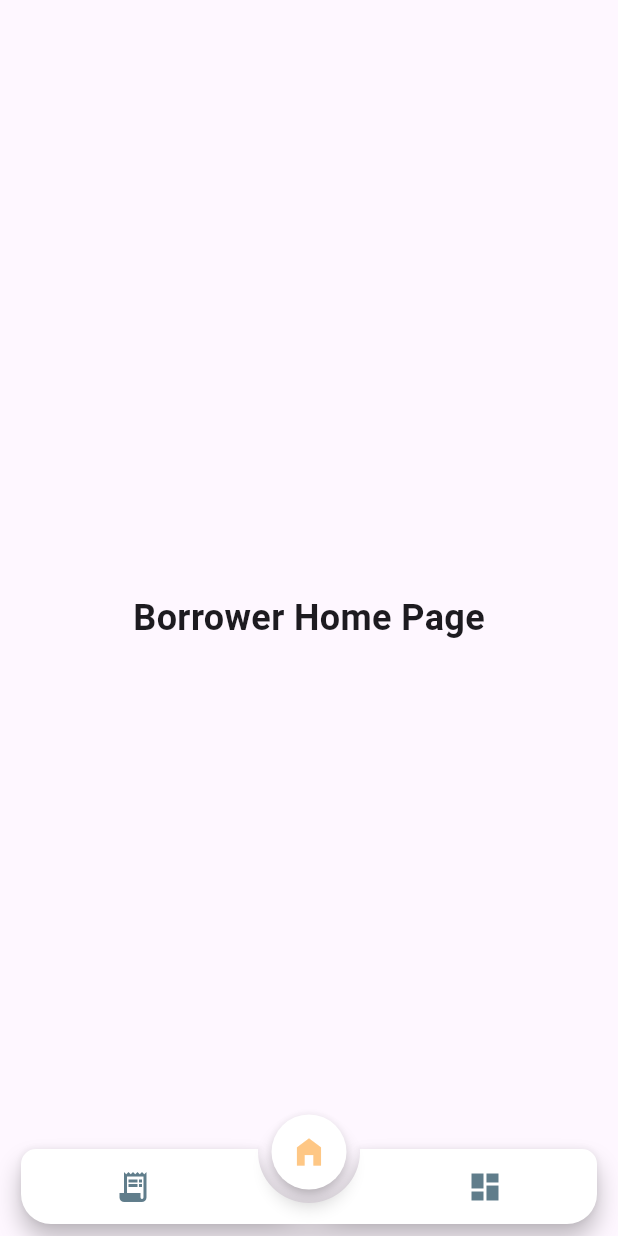
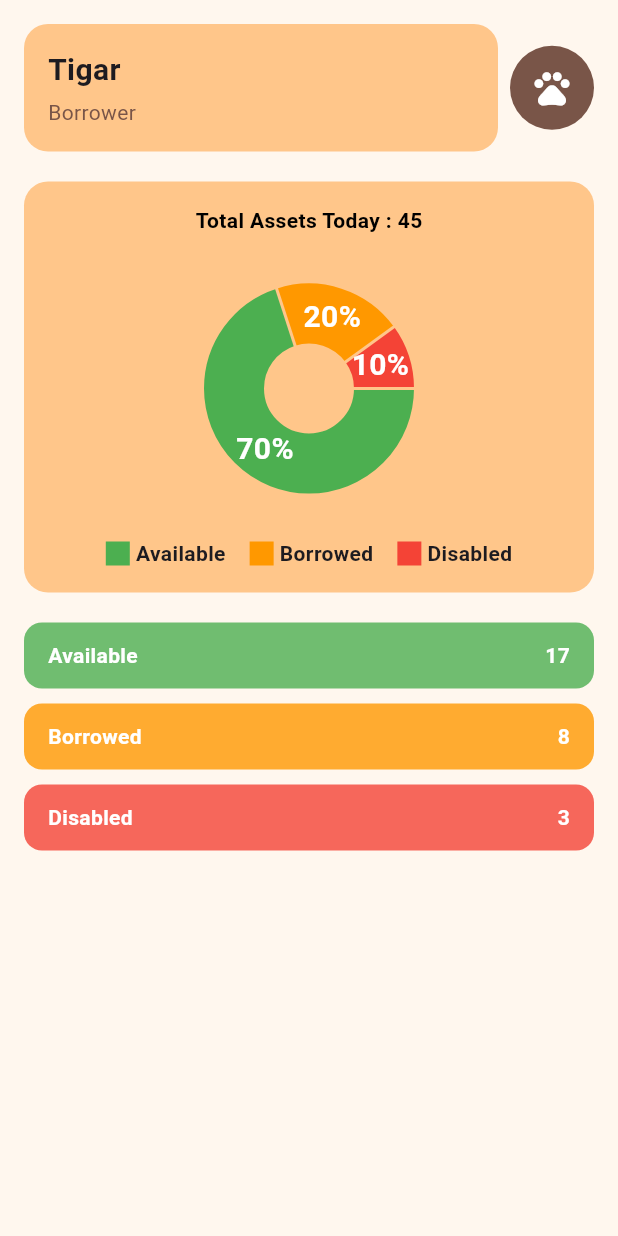
Before and after one commit to kimmysoybad404/project_mobile, a Flutter app: the screen it shows after launch, on a phone screen of 412 x 824 dp. Run offline on Flutter 3.47's test engine with Material 3 defaults, Android fonts, the light colour scheme and no system bars; drawn by our look-alikes of animated_notch_bottom_bar, fl_chart.

Commit message:
Finish Demo : dashboard

```diff
--- a/lib/Borrower/dashboard_page.dart
+++ b/lib/Borrower/dashboard_page.dart
@@ -0,0 +1,204 @@
+import 'package:flutter/material.dart';
+import 'package:fl_chart/fl_chart.dart';
+
+class DashboardPage extends StatefulWidget {
+  const DashboardPage({super.key});
+
+  @override
+  State<DashboardPage> createState() => _DashboardPageState();
+}
+
+class _DashboardPageState extends State<DashboardPage> {
+  @override
+  Widget build(BuildContext context) {
+    return Scaffold(
+      backgroundColor: const Color(0xFFFFF7EE),
+      body: SafeArea(
+        child: SingleChildScrollView(
+          padding: const EdgeInsets.all(16),
+          child: Column(
+            crossAxisAlignment: CrossAxisAlignment.center,
+            children: [
+              // 🟧 Header Row (Box + Avatar)
+              Row(
+                crossAxisAlignment: CrossAxisAlignment.center,
+                children: [
+                  // 🟠 Name Box (Tigar, Borrower)
+                  Expanded(
+                    flex: 7,
+                    child: Container(
+                      decoration: BoxDecoration(
+                        color: const Color(0xFFFFC68A),
+                        borderRadius: BorderRadius.circular(16),
+                      ),
+                      padding: const EdgeInsets.all(16),
+                      child: const Column(
+                        crossAxisAlignment: CrossAxisAlignment.start,
+                        children: [
+                          Text(
+                            "Tigar",
+                            style: TextStyle(
+                              fontSize: 20,
+                              fontWeight: FontWeight.bold,
+                            ),
+                          ),
+                          SizedBox(height: 4),
+                          Text(
+                            "Borrower",
+                            style: TextStyle(color: Colors.brown),
+                          ),
+                        ],
+                      ),
+                    ),
+                  ),
+
+                  // 🟤 Add small horizontal spacing (closer than before)
+                  const SizedBox(width: 8),
+
+                  // 🟤 Avatar outside box but close
+                  const CircleAvatar(
+                    radius: 28,
+                    backgroundColor: Colors.brown,
+                    child: Icon(Icons.pets, color: Colors.white, size: 28),
+                  ),
+                ],
+              ),
+              const SizedBox(height: 20),
+
+              // 🟧 Pie Chart Section
+              Container(
+                decoration: BoxDecoration(
+                  color: const Color(0xFFFFC68A),
+                  borderRadius: BorderRadius.circular(16),
+                ),
+                padding: const EdgeInsets.all(16),
+                child: Column(
+                  children: [
+                    const Text(
+                      "Total Assets Today : 45",
+                      style: TextStyle(
+                        fontWeight: FontWeight.bold,
+                        color: Colors.black,
+                      ),
+                    ),
+                    const SizedBox(height: 12),
+
+                    // Pie Chart
+                    SizedBox(
+                      height: 180,
+                      child: PieChart(
+                        PieChartData(
+                          sectionsSpace: 2,
+                          centerSpaceRadius: 30,
+                          sections: [
+                            PieChartSectionData(
+                              color: Colors.green,
+                              value: 70,
+                              title: '70%',
+                              titleStyle: const TextStyle(
+                                color: Colors.white,
+                                fontWeight: FontWeight.bold,
+                                fontSize: 20,
+                              ),
+                            ),
+                            PieChartSectionData(
+                              color: Colors.orange,
+                              value: 20,
+                              title: '20%',
+                              titleStyle: const TextStyle(
+                                color: Colors.white,
+                                fontWeight: FontWeight.bold,
+                                fontSize: 20),
+                            ),
+                            PieChartSectionData(
+                              color: Colors.red,
+                              value: 10,
+                              title: '10%',
+                              titleStyle: const TextStyle(
+                                color: Colors.white,
+                                fontWeight: FontWeight.bold,
+                                fontSize: 20),
+                            ),
+                          ],
+                        ),
+                      ),
+                    ),
+                    const SizedBox(height: 10),
+
+                    // Legend
+                    Row(
+                      mainAxisAlignment: MainAxisAlignment.center,
+                      children: [
+                        _buildLegend(Colors.green, "Available"),
+                        const SizedBox(width: 16),
+                        _buildLegend(Colors.orange, "Borrowed"),
+                        const SizedBox(width: 16),
+                        _buildLegend(Colors.red, "Disabled"),
+                      ],
+                    ),
+                  ],
+                ),
+              ),
+              const SizedBox(height: 20),
+
+              // 🟩 Available Card
+              _buildStatusCard(Colors.green, "Available", 17),
+              const SizedBox(height: 10),
+
+              // 🟧 Borrowed Card
+              _buildStatusCard(Colors.orange, "Borrowed", 8),
+              const SizedBox(height: 10),
+
+              // 🟥 Disabled Card
+              _buildStatusCard(Colors.red, "Disabled", 3),
+            ],
+          ),
+        ),
+      ),
+    );
+  }
+
+  // 🔸 Legend Builder
+  Widget _buildLegend(Color color, String label) {
+    return Row(
+      children: [
+        Container(width: 16, height: 16, color: color),
+        const SizedBox(width: 4),
+        Text(
+          label,
+          style: const TextStyle(fontWeight: FontWeight.bold),
+        ),
+      ],
+    );
+  }
+
+  // 🔸 Status Card Builder
+  Widget _buildStatusCard(Color color, String label, int count) {
+    return Container(
+      padding: const EdgeInsets.symmetric(horizontal: 16, vertical: 12),
+      decoration: BoxDecoration(
+        color: color.withOpacity(0.8),
+        borderRadius: BorderRadius.circular(12),
+      ),
+      child: Row(
+        mainAxisAlignment: MainAxisAlignment.spaceBetween,
+        children: [
+          Text(
+            label,
+            style: const TextStyle(
+              color: Colors.white,
+              fontWeight: FontWeight.bold,
+            ),
+          ),
+          Text(
+            count.toString(),
+            style: const TextStyle(
+              color: Colors.white,
+              fontWeight: FontWeight.bold,
+            ),
+          ),
+        ],
+      ),
+    );
+  }
+}
--- a/lib/main.dart
+++ b/lib/main.dart
@@ -1,7 +1,5 @@
 import 'package:flutter/material.dart';
-import 'package:project_mobile/BottomBar.dart';
-import 'package:project_mobile/identify_page.dart';
-import 'package:project_mobile/Login.dart';
+import 'package:project_mobile/Borrower/dashboard_page.dart';
 
 void main() {
   runApp(const MyApp());
@@ -12,6 +10,6 @@ class MyApp extends StatelessWidget {
   @override
   Widget build(BuildContext context) {
 
-    return MaterialApp(debugShowCheckedModeBanner: false, home: BottomBar());
+    return MaterialApp(debugShowCheckedModeBanner: false, home: DashboardPage());
   }
 }
```
